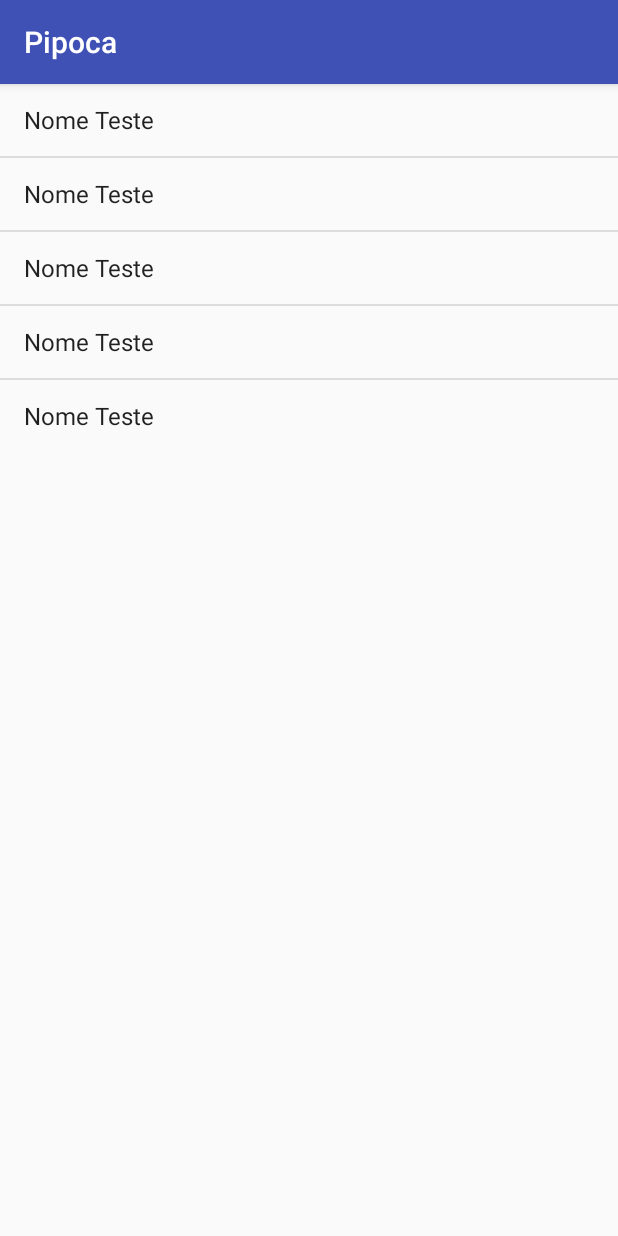
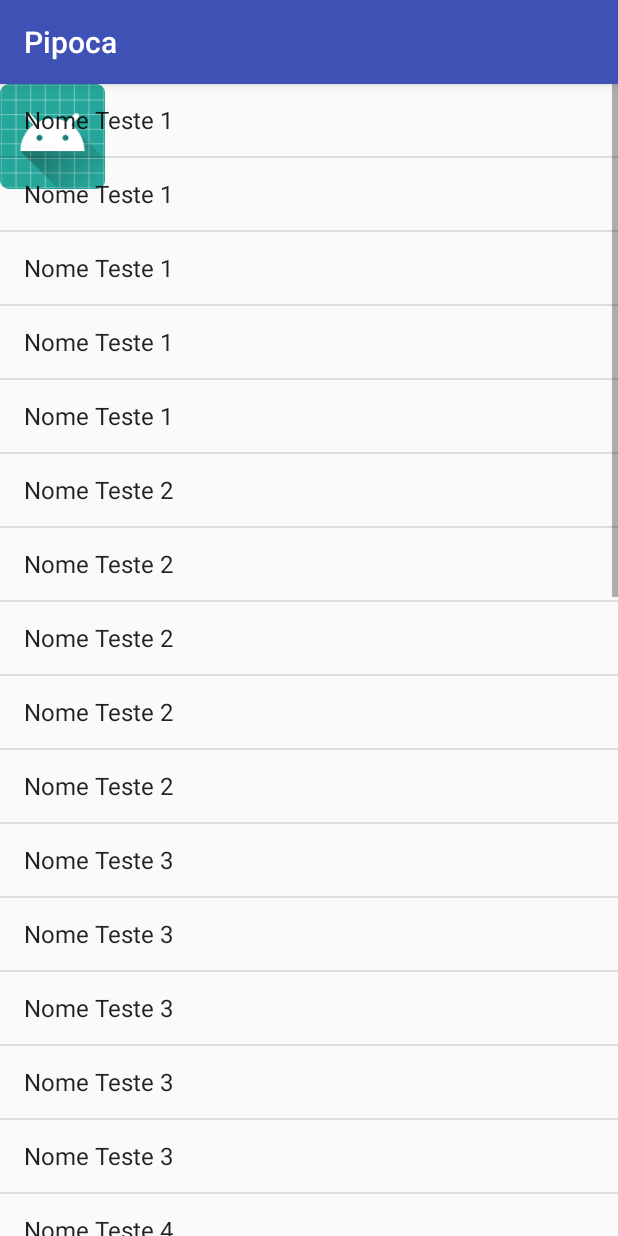
Before and after one commit to RenanGouveia/DESWEBMOB, an Android app: the screen it shows after launch (ListarFilmesActivity), after a tap on "LISTAR", on a phone screen of 412 x 824 dp. Run offline under Robolectric (Android 15) with nearby library versions, the phone set to English and light mode, and no system bars.

Commit message:
Pipoca Mobile - Lista personalizada e Descrição do Filme

```diff
--- a/PipocaMobile/app/src/main/java/br/usjt/deswebmob/pipoca_mobile/Catalogo.java
+++ b/PipocaMobile/app/src/main/java/br/usjt/deswebmob/pipoca_mobile/Catalogo.java
@@ -45,40 +45,254 @@ public class Catalogo {
         ArrayList<Filme> filmes = new ArrayList<>();
         Filme filme;
         filme = new Filme();
-        filme.setNome("Nome Teste");
+        filme.setNome("Nome Teste 1");
         filme.setDiretor("Diretor Teste");
         filme.setDtLancamento("2018-09-06");
         filme.setGenero("Ação");
         filmes.add(filme);
 
         filme = new Filme();
-        filme.setNome("Nome Teste");
+        filme.setNome("Nome Teste 2");
+        filme.setDiretor("Diretor Teste");
+        filme.setDtLancamento("2018-09-06");
+        filme.setGenero("Ação");
+        filmes.add(filme);
+
+        filme = new Filme();
+        filme.setNome("Nome Teste 3");
+        filme.setDiretor("Diretor Teste");
+        filme.setDtLancamento("2018-09-06");
+        filme.setGenero("Ação");
+        filmes.add(filme);
+
+        filme = new Filme();
+        filme.setNome("Nome Teste 4");
+        filme.setDiretor("Diretor Teste");
+        filme.setDtLancamento("2018-09-06");
+        filme.setGenero("Ação");
+        filmes.add(filme);
+
+        filme = new Filme();
+        filme.setNome("Nome Teste 5");
+        filme.setDiretor("Diretor Teste");
+        filme.setDtLancamento("2018-09-06");
+        filme.setGenero("Ação");
+        filmes.add(filme);
+
+        filme = new Filme();
+        filme.setNome("Nome Teste 6");
+        filme.setDiretor("Diretor Teste");
+        filme.setDtLancamento("2018-09-06");
+        filme.setGenero("Ação");
+        filmes.add(filme);
+
+        filme = new Filme();
+        filme.setNome("Nome Teste 7");
+        filme.setDiretor("Diretor Teste");
+        filme.setDtLancamento("2018-09-06");
+        filme.setGenero("Ação");
+        filmes.add(filme);
+
+        filme = new Filme();
+        filme.setNome("Nome Teste 1");
         filme.setDiretor("Diretor Teste");
         filme.setDtLancamento("2018-10-03");
         filme.setGenero("Aventura");
         filmes.add(filme);
 
         filme = new Filme();
-        filme.setNome("Nome Teste");
+        filme.setNome("Nome Teste 2");
+        filme.setDiretor("Diretor Teste");
+        filme.setDtLancamento("2018-10-03");
+        filme.setGenero("Aventura");
+        filmes.add(filme);
+
+        filme = new Filme();
+        filme.setNome("Nome Teste 3");
+        filme.setDiretor("Diretor Teste");
+        filme.setDtLancamento("2018-10-03");
+        filme.setGenero("Aventura");
+        filmes.add(filme);
+
+        filme = new Filme();
+        filme.setNome("Nome Teste 4");
+        filme.setDiretor("Diretor Teste");
+        filme.setDtLancamento("2018-10-03");
+        filme.setGenero("Aventura");
+        filmes.add(filme);
+
+        filme = new Filme();
+        filme.setNome("Nome Teste 5");
+        filme.setDiretor("Diretor Teste");
+        filme.setDtLancamento("2018-10-03");
+        filme.setGenero("Aventura");
+        filmes.add(filme);
+
+        filme = new Filme();
+        filme.setNome("Nome Teste 6");
+        filme.setDiretor("Diretor Teste");
+        filme.setDtLancamento("2018-10-03");
+        filme.setGenero("Aventura");
+        filmes.add(filme);
+
+        filme = new Filme();
+        filme.setNome("Nome Teste 7");
+        filme.setDiretor("Diretor Teste");
+        filme.setDtLancamento("2018-10-03");
+        filme.setGenero("Aventura");
+        filmes.add(filme);
+
+        filme = new Filme();
+        filme.setNome("Nome Teste 1");
         filme.setDiretor("Diretor Teste");
         filme.setDtLancamento("2018-10-03");
         filme.setGenero("Romance");
         filmes.add(filme);
 
         filme = new Filme();
-        filme.setNome("Nome Teste");
+        filme.setNome("Nome Teste 2");
+        filme.setDiretor("Diretor Teste");
+        filme.setDtLancamento("2018-10-03");
+        filme.setGenero("Romance");
+        filmes.add(filme);
+
+        filme = new Filme();
+        filme.setNome("Nome Teste 3");
+        filme.setDiretor("Diretor Teste");
+        filme.setDtLancamento("2018-10-03");
+        filme.setGenero("Romance");
+        filmes.add(filme);
+
+        filme = new Filme();
+        filme.setNome("Nome Teste 4");
+        filme.setDiretor("Diretor Teste");
+        filme.setDtLancamento("2018-10-03");
+        filme.setGenero("Romance");
+        filmes.add(filme);
+
+        filme = new Filme();
+        filme.setNome("Nome Teste 5");
+        filme.setDiretor("Diretor Teste");
+        filme.setDtLancamento("2018-10-03");
+        filme.setGenero("Romance");
+        filmes.add(filme);
+
+        filme = new Filme();
+        filme.setNome("Nome Teste 6");
+        filme.setDiretor("Diretor Teste");
+        filme.setDtLancamento("2018-10-03");
+        filme.setGenero("Romance");
+        filmes.add(filme);
+
+        filme = new Filme();
+        filme.setNome("Nome Teste 7");
+        filme.setDiretor("Diretor Teste");
+        filme.setDtLancamento("2018-10-03");
+        filme.setGenero("Romance");
+        filmes.add(filme);
+
+
+        filme = new Filme();
+        filme.setNome("Nome Teste 1");
         filme.setDiretor("Diretor Teste");
         filme.setDtLancamento("2018-10-03");
         filme.setGenero("Terror");
         filmes.add(filme);
 
         filme = new Filme();
-        filme.setNome("Nome Teste");
+        filme.setNome("Nome Teste 2");
+        filme.setDiretor("Diretor Teste");
+        filme.setDtLancamento("2018-10-03");
+        filme.setGenero("Terror");
+        filmes.add(filme);
+
+        filme = new Filme();
+        filme.setNome("Nome Teste 3");
+        filme.setDiretor("Diretor Teste");
+        filme.setDtLancamento("2018-10-03");
+        filme.setGenero("Terror");
+        filmes.add(filme);
+
+        filme = new Filme();
+        filme.setNome("Nome Teste 4");
+        filme.setDiretor("Diretor Teste");
+        filme.setDtLancamento("2018-10-03");
+        filme.setGenero("Terror");
+        filmes.add(filme);
+
+        filme = new Filme();
+        filme.setNome("Nome Teste 5");
+        filme.setDiretor("Diretor Teste");
+        filme.setDtLancamento("2018-10-03");
+        filme.setGenero("Terror");
+        filmes.add(filme);
+
+        filme = new Filme();
+        filme.setNome("Nome Teste 6");
+        filme.setDiretor("Diretor Teste");
+        filme.setDtLancamento("2018-10-03");
+        filme.setGenero("Terror");
+        filmes.add(filme);
+
+        filme = new Filme();
+        filme.setNome("Nome Teste 7");
+        filme.setDiretor("Diretor Teste");
+        filme.setDtLancamento("2018-10-03");
+        filme.setGenero("Terror");
+        filmes.add(filme);
+
+
+        filme = new Filme();
+        filme.setNome("Nome Teste 1");
         filme.setDiretor("Diretor Teste");
         filme.setDtLancamento("2018-10-03");
         filme.setGenero("Comédia");
         filmes.add(filme);
 
+
+        filme = new Filme();
+        filme.setNome("Nome Teste 2");
+        filme.setDiretor("Diretor Teste");
+        filme.setDtLancamento("2018-10-03");
+        filme.setGenero("Comédia");
+        filmes.add(filme);
+
+        filme = new Filme();
+        filme.setNome("Nome Teste 3");
+        filme.setDiretor("Diretor Teste");
+        filme.setDtLancamento("2018-10-03");
+        filme.setGenero("Comédia");
+        filmes.add(filme);
+
+        filme = new Filme();
+        filme.setNome("Nome Teste 4");
+        filme.setDiretor("Diretor Teste");
+        filme.setDtLancamento("2018-10-03");
+        filme.setGenero("Comédia");
+        filmes.add(filme);
+
+        filme = new Filme();
+        filme.setNome("Nome Teste 5");
+        filme.setDiretor("Diretor Teste");
+        filme.setDtLancamento("2018-10-03");
+        filme.setGenero("Comédia");
+        filmes.add(filme);
+
+        filme = new Filme();
+        filme.setNome("Nome Teste 6");
+        filme.setDiretor("Diretor Teste");
+        filme.setDtLancamento("2018-10-03");
+        filme.setGenero("Comédia");
+        filmes.add(filme);
+
+        filme = new Filme();
+        filme.setNome("Nome Teste 7");
+        filme.setDiretor("Diretor Teste");
+        filme.setDtLancamento("2018-10-03");
+        filme.setGenero("Comédia");
+        filmes.add(filme);
+
+
         return filmes;
 
     }
--- a/PipocaMobile/app/src/main/java/br/usjt/deswebmob/pipoca_mobile/DetalheFilmeActivity.java
+++ b/PipocaMobile/app/src/main/java/br/usjt/deswebmob/pipoca_mobile/DetalheFilmeActivity.java
@@ -17,9 +17,16 @@ public class DetalheFilmeActivity extends AppCompatActivity {
     protected void onCreate(Bundle savedInstanceState) {
         super.onCreate(savedInstanceState);
         setContentView(R.layout.activity_detalhe_filme);
-        TextView txtFilme = (TextView)findViewById(R.id.txtFilme);
+        TextView nome = (TextView)findViewById(R.id.nome);
+        TextView descricao = (TextView) findViewById(R.id.descricao);
+        TextView diretor = (TextView) findViewById(R.id.diretor);
+        TextView dtLancamento = (TextView)findViewById(R.id.dtLancamento);
+
         Intent intent = getIntent();
         Filme filme = (Filme)intent.getSerializableExtra(ListarFilmesActivity.FILME);
-        txtFilme.setText(filme.toString());
+        nome.setText(filme.getNome());
+        descricao.setText(filme.getGenero());
+        diretor.setText(filme.getDiretor());
+        dtLancamento.setText(filme.getDtLancamento());
     }
 }
--- a/PipocaMobile/app/src/main/res/layout/activity_detalhe_filme.xml
+++ b/PipocaMobile/app/src/main/res/layout/activity_detalhe_filme.xml
@@ -6,9 +6,64 @@
     android:layout_height="match_parent"
     tools:context="br.usjt.deswebmob.pipoca_mobile.DetalheFilmeActivity">
 
-    <TextView
-        android:id="@+id/txtFilme"
-        android:layout_width="match_parent"
-        android:layout_height="wrap_content" />
+    <ImageView
+        android:src="@mipmap/ic_launcher"
+        android:contentDescription=""
+        android:id="@+id/icon"
+        android:layout_width="50dp"
+        android:layout_height="match_parent"
+        android:scaleType="fitCenter"/>
+
+    <GridLayout
+        android:useDefaultMargins="true"
+        android:columnCount="3"
+        android:rowCount="2"
+        android:layout_width="0dp"
+        android:layout_height="match_parent"
+        android:layout_weight="1">
+
+        <TextView
+
+            android:layout_column="0"
+            android:layout_row="0"
+            android:layout_columnSpan="3"
+            android:textAppearance="@style/Base.TextAppearance.AppCompat.Large"
+            android:id="@+id/nome"
+            android:layout_width="wrap_content"
+            android:layout_height="wrap_content"
+            android:text="TextView"
+
+            />
+        <TextView
+            android:layout_columnWeight="1"
+            android:layout_column="0"
+            android:layout_row="1"
+            android:id="@+id/descricao"
+            android:layout_width="wrap_content"
+            android:layout_height="wrap_content"
+            android:text="TextView"
+            />
+        <TextView
+
+            android:layout_columnWeight="1"
+            android:layout_column="1"
+            android:layout_row="1"
+            android:id="@+id/diretor"
+            android:layout_width="wrap_content"
+            android:layout_height="wrap_content"
+            android:text="TextView"
+            />
+        <TextView
+
+            android:layout_columnWeight="1"
+            android:layout_column="2"
+            android:layout_row="1"
+            android:id="@+id/dtLancamento"
+            android:layout_width="wrap_content"
+            android:layout_height="wrap_content"
+            android:text="TextView"
+            />
+
+    </GridLayout>
 
 </LinearLayout>
--- a/PipocaMobile/app/src/main/res/layout/activity_listar_filmes.xml
+++ b/PipocaMobile/app/src/main/res/layout/activity_listar_filmes.xml
@@ -1,13 +1,20 @@
 <?xml version="1.0" encoding="utf-8"?>
-<LinearLayout xmlns:android="http://schemas.android.com/apk/res/android"
+<RelativeLayout xmlns:android="http://schemas.android.com/apk/res/android"
     xmlns:app="http://schemas.android.com/apk/res-auto"
     xmlns:tools="http://schemas.android.com/tools"
     android:layout_width="match_parent"
     android:layout_height="match_parent"
     tools:context="br.usjt.deswebmob.pipoca_mobile.ListarFilmesActivity">
 
+    <ImageView
+        android:src="@mipmap/ic_launcher"
+        android:contentDescription=""
+        android:id="@+id/conditionImageView"
+        android:layout_width="70dp"
+        android:layout_height="70dp" />
+
     <ListView
         android:layout_width="match_parent"
         android:layout_height="wrap_content"
         android:id="@+id/lista_filmes"></ListView>
-</LinearLayout>
+</RelativeLayout>
--- /dev/null
+++ b/PipocaMobile/app/src/main/res/layout/lista_personalizada.xml
@@ -0,0 +1,6 @@
+<?xml version="1.0" encoding="utf-8"?>
+<LinearLayout xmlns:android="http://schemas.android.com/apk/res/android"
+    android:layout_width="match_parent"
+    android:layout_height="match_parent">
+
+</LinearLayout>
```
Also changed, not shown: 275 other files.
